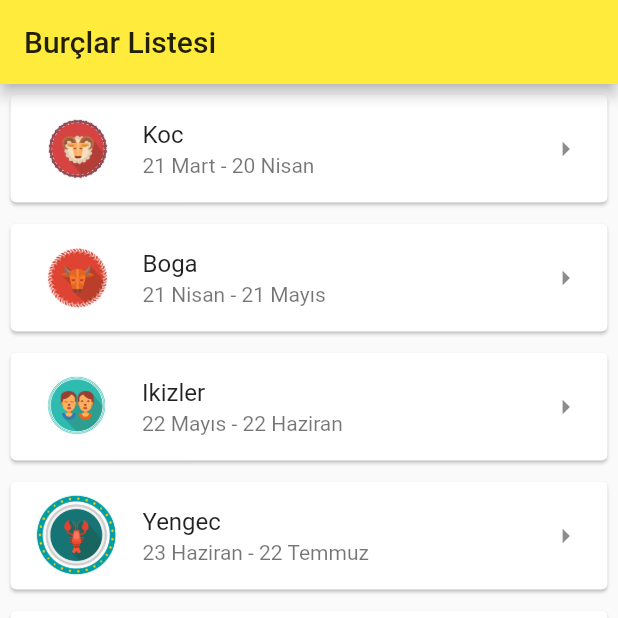
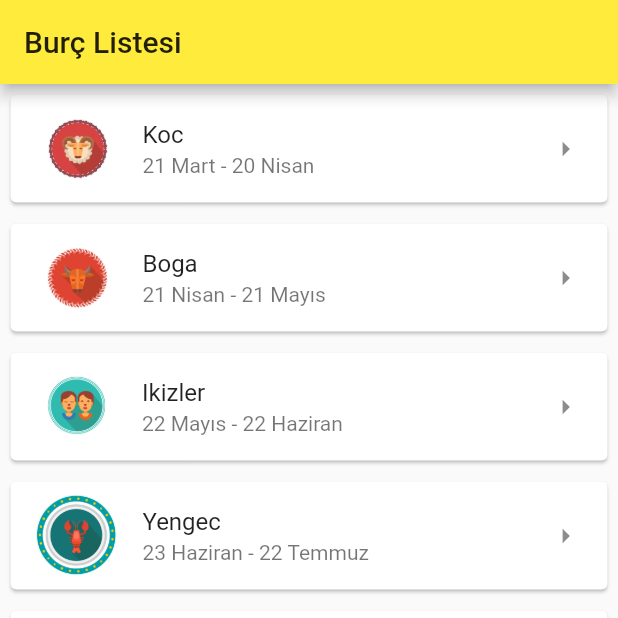
Before and after one commit to kubilaybzk/horoscopes_project, a Flutter app: the screen it shows after launch, on a phone screen of 412 x 824 dp, the top half of it. Run offline on Flutter 3.47's test engine with Material 2 defaults, Android fonts, the light colour scheme and no system bars.

Commit message:
Update listelerim.dart

```diff
--- a/lib/listelerim.dart
+++ b/lib/listelerim.dart
@@ -27,7 +27,7 @@ class Listelerim extends StatelessWidget {
   Widget build(BuildContext context) {
     return Scaffold(
       appBar: AppBar(
-        title: Text('Burçlar Listesi'),
+        title: Text('Burç Listesi'),
       ),
       body: Center(
           child: ListView.builder(
```
